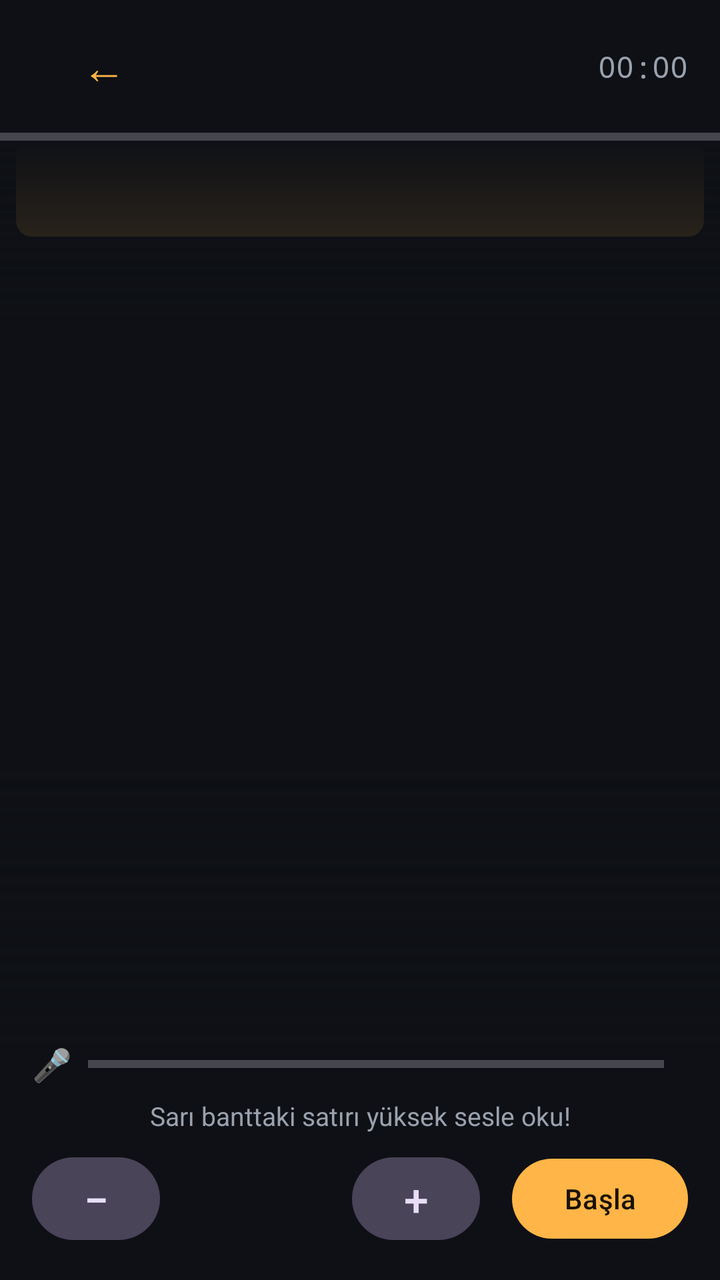
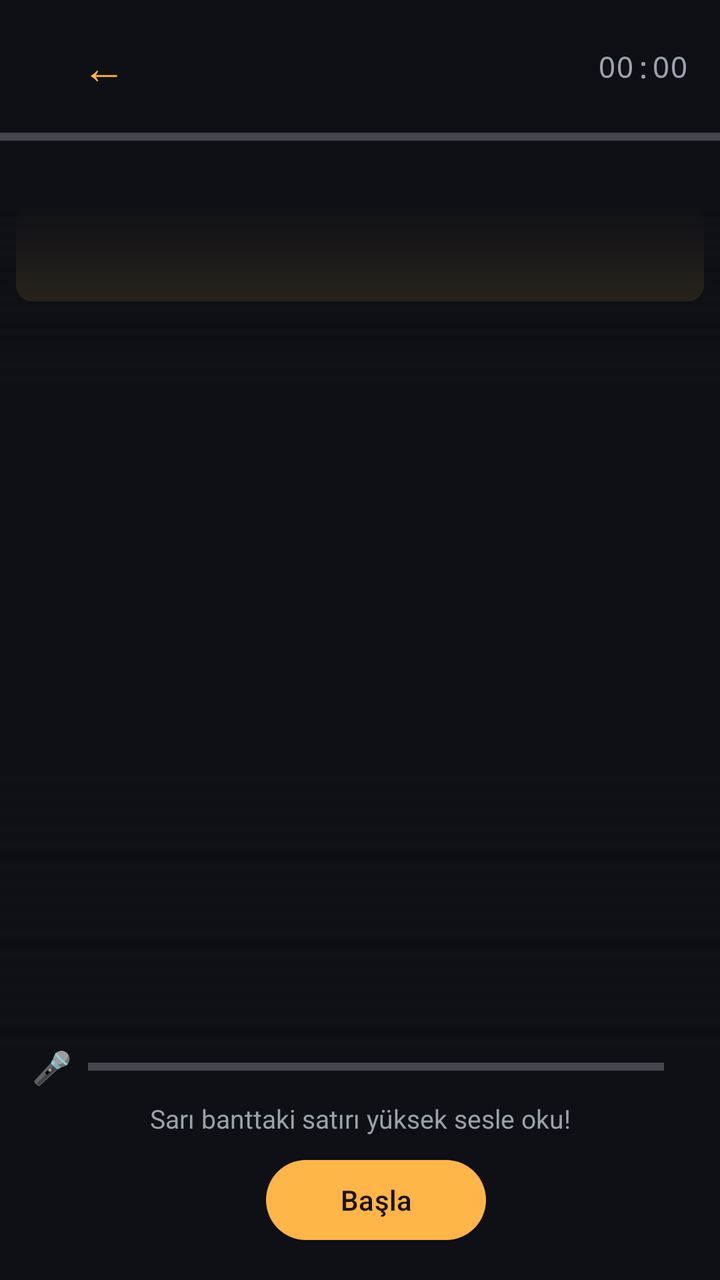

The first picture is an Android layout as it rendered before a commit; the second is the same layout after the commit. The layout source and the unified diff follow.
<!-- AndroidManifest.xml: application theme Theme.EngReader -->
<!-- res/layout/activity_reader.xml -->
<?xml version="1.0" encoding="utf-8"?>
<FrameLayout xmlns:android="http://schemas.android.com/apk/res/android"
    android:layout_width="match_parent"
    android:layout_height="match_parent"
    android:background="@color/bg">

    <LinearLayout
        android:layout_width="match_parent"
        android:layout_height="match_parent"
        android:orientation="vertical">

        
        <LinearLayout
            android:layout_width="match_parent"
            android:layout_height="wrap_content"
            android:gravity="center_vertical"
            android:orientation="horizontal"
            android:paddingStart="8dp"
            android:paddingTop="8dp"
            android:paddingEnd="16dp"
            android:paddingBottom="8dp">

            <com.google.android.material.button.MaterialButton
                android:id="@+id/backButton"
                style="@style/Widget.Material3.Button.TextButton"
                android:layout_width="wrap_content"
                android:layout_height="wrap_content"
                android:text="←"
                android:textSize="22sp" />

            <TextView
                android:id="@+id/titleText"
                android:layout_width="0dp"
                android:layout_height="wrap_content"
                android:layout_weight="1"
                android:ellipsize="end"
                android:maxLines="1"
                android:textColor="@color/text_primary"
                android:textSize="16sp"
                android:textStyle="bold" />

            <TextView
                android:id="@+id/timerText"
                android:layout_width="wrap_content"
                android:layout_height="wrap_content"
                android:fontFamily="monospace"
                android:text="00:00"
                android:textColor="@color/text_secondary"
                android:textSize="15sp" />
        </LinearLayout>

        <ProgressBar
            android:id="@+id/readProgress"
            style="?android:attr/progressBarStyleHorizontal"
            android:layout_width="match_parent"
            android:layout_height="4dp"
            android:max="1000"
            android:progressTint="@color/accent" />

        
        <FrameLayout
            android:id="@+id/prompterArea"
            android:layout_width="match_parent"
            android:layout_height="0dp"
            android:layout_weight="1">

            <View
                android:id="@+id/guideBand"
                android:layout_width="match_parent"
                android:layout_height="48dp"
                android:layout_marginStart="8dp"
                android:layout_marginEnd="8dp"
                android:background="@drawable/guide_band" />

            <ScrollView
                android:id="@+id/scrollView"
                android:layout_width="match_parent"
                android:layout_height="match_parent"
                android:overScrollMode="never"
                android:scrollbars="none">

                <TextView
                    android:id="@+id/prompterText"
                    android:layout_width="match_parent"
                    android:layout_height="wrap_content"
                    android:lineSpacingMultiplier="1.35"
                    android:paddingStart="24dp"
                    android:paddingEnd="24dp"
                    android:textColor="@color/text_primary"
                    android:textSize="30sp" />
            </ScrollView>

            <View
                android:layout_width="match_parent"
                android:layout_height="90dp"
                android:layout_gravity="top"
                android:background="@drawable/fade_top" />

            <View
                android:layout_width="match_parent"
                android:layout_height="140dp"
                android:layout_gravity="bottom"
                android:background="@drawable/fade_bottom" />

            <TextView
                android:id="@+id/countdownText"
                android:layout_width="wrap_content"
                android:layout_height="wrap_content"
                android:layout_gravity="center"
                android:shadowColor="#000000"
                android:shadowRadius="12"
                android:textColor="@color/accent"
                android:textSize="96sp"
                android:textStyle="bold"
                android:visibility="gone" />
        </FrameLayout>

        
        <LinearLayout
            android:layout_width="match_parent"
            android:layout_height="wrap_content"
            android:orientation="vertical"
            android:paddingStart="16dp"
            android:paddingEnd="16dp"
            android:paddingBottom="16dp">

            <LinearLayout
                android:layout_width="match_parent"
                android:layout_height="wrap_content"
                android:gravity="center_vertical"
                android:orientation="horizontal">

                <TextView
                    android:id="@+id/micLabel"
                    android:layout_width="wrap_content"
                    android:layout_height="wrap_content"
                    android:text="🎤"
                    android:textSize="16sp" />

                <ProgressBar
                    android:id="@+id/micLevel"
                    style="?android:attr/progressBarStyleHorizontal"
                    android:layout_width="0dp"
                    android:layout_height="8dp"
                    android:layout_marginStart="8dp"
                    android:layout_marginEnd="12dp"
                    android:layout_weight="1"
                    android:max="100"
                    android:progressTint="@color/good" />

                <TextView
                    android:id="@+id/heardText"
                    android:layout_width="wrap_content"
                    android:layout_height="wrap_content"
                    android:textColor="@color/text_secondary"
                    android:textSize="13sp" />
            </LinearLayout>

            <TextView
                android:id="@+id/hintText"
                android:layout_width="match_parent"
                android:layout_height="wrap_content"
                android:layout_marginTop="6dp"
                android:gravity="center"
                android:text="Sarı banttaki satırı yüksek sesle oku!"
                android:textColor="@color/text_secondary"
                android:textSize="13sp" />

            <LinearLayout
                android:layout_width="match_parent"
                android:layout_height="wrap_content"
                android:layout_marginTop="8dp"
                android:gravity="center"
                android:orientation="horizontal">

                <com.google.android.material.button.MaterialButton
                    android:id="@+id/slowerButton"
                    style="@style/Widget.Material3.Button.TonalButton"
                    android:layout_width="64dp"
                    android:layout_height="wrap_content"
                    android:text="−"
                    android:textSize="22sp" />

                <TextView
                    android:id="@+id/wpmText"
                    android:layout_width="96dp"
                    android:layout_height="wrap_content"
                    android:gravity="center"
                    android:textColor="@color/text_primary"
                    android:textSize="15sp"
                    android:textStyle="bold" />

                <com.google.android.material.button.MaterialButton
                    android:id="@+id/fasterButton"
                    style="@style/Widget.Material3.Button.TonalButton"
                    android:layout_width="64dp"
                    android:layout_height="wrap_content"
                    android:text="+"
                    android:textSize="22sp" />

                <com.google.android.material.button.MaterialButton
                    android:id="@+id/playPauseButton"
                    android:layout_width="wrap_content"
                    android:layout_height="wrap_content"
                    android:layout_marginStart="16dp"
                    android:minWidth="110dp"
                    android:text="Başla" />
            </LinearLayout>
        </LinearLayout>
    </LinearLayout>
</FrameLayout>
<!-- resources referenced by this layout -->
<resources>
  <color name="accent">#FFB547</color>
  <color name="bg">#0E1015</color>
  <color name="good">#4ADE80</color>
  <color name="text_primary">#F4F5F7</color>
  <color name="text_secondary">#9AA1AE</color>
  <!-- drawable fade_bottom (drawable) -->
  <?xml version="1.0" encoding="utf-8"?>
  <shape xmlns:android="http://schemas.android.com/apk/res/android">
      <gradient android:angle="90" android:startColor="#FF0E1015" android:endColor="#000E1015" />
  </shape>
  <!-- drawable fade_top (drawable) -->
  <?xml version="1.0" encoding="utf-8"?>
  <shape xmlns:android="http://schemas.android.com/apk/res/android">
      <gradient android:angle="270" android:startColor="#FF0E1015" android:endColor="#000E1015" />
  </shape>
  <!-- drawable guide_band (drawable) -->
  <?xml version="1.0" encoding="utf-8"?>
  <shape xmlns:android="http://schemas.android.com/apk/res/android">
      <solid android:color="@color/accent_dim" />
      <corners android:radius="8dp" />
  </shape>
  <style name="Theme.EngReader" parent="Theme.Material3.Dark.NoActionBar">
          <item name="colorPrimary">@color/accent</item>
          <item name="colorOnPrimary">#1A1200</item>
          <item name="colorSecondary">@color/accent</item>
          <item name="android:colorBackground">@color/bg</item>
          <item name="android:windowBackground">@color/bg</item>
          <item name="android:statusBarColor">@color/bg</item>
          <item name="android:navigationBarColor">@color/bg</item>
      </style>
  <color name="accent_dim">#33FFB547</color>
</resources>

<!-- the commit's change to res/layout/activity_reader.xml (unified diff, before → after) -->
@@ -56,6 +56,41 @@
             android:layout_height="4dp"
             android:max="1000"
             android:progressTint="@color/accent" />
+
+        <LinearLayout
+            android:layout_width="match_parent"
+            android:layout_height="wrap_content"
+            android:gravity="center_vertical"
+            android:orientation="horizontal"
+            android:paddingStart="16dp"
+            android:paddingTop="8dp"
+            android:paddingEnd="16dp">
+
+            <TextView
+                android:id="@+id/heartsText"
+                android:layout_width="wrap_content"
+                android:layout_height="wrap_content"
+                android:textSize="18sp" />
+
+            <TextView
+                android:id="@+id/comboText"
+                android:layout_width="0dp"
+                android:layout_height="wrap_content"
+                android:layout_weight="1"
+                android:gravity="center"
+                android:textColor="@color/accent"
+                android:textSize="16sp"
+                android:textStyle="bold" />
+
+            <TextView
+                android:id="@+id/scoreText"
+                android:layout_width="wrap_content"
+                android:layout_height="wrap_content"
+                android:fontFamily="monospace"
+                android:textColor="@color/good"
+                android:textSize="16sp"
+                android:textStyle="bold" />
+        </LinearLayout>
 
         
         <FrameLayout
@@ -173,30 +208,14 @@
                 android:gravity="center"
                 android:orientation="horizontal">
 
-                <com.google.android.material.button.MaterialButton
-                    android:id="@+id/slowerButton"
-                    style="@style/Widget.Material3.Button.TonalButton"
-                    android:layout_width="64dp"
-                    android:layout_height="wrap_content"
-                    android:text="−"
-                    android:textSize="22sp" />
-
                 <TextView
                     android:id="@+id/wpmText"
-                    android:layout_width="96dp"
+                    android:layout_width="wrap_content"
                     android:layout_height="wrap_content"
                     android:gravity="center"
                     android:textColor="@color/text_primary"
                     android:textSize="15sp"
                     android:textStyle="bold" />
-
-                <com.google.android.material.button.MaterialButton
-                    android:id="@+id/fasterButton"
-                    style="@style/Widget.Material3.Button.TonalButton"
-                    android:layout_width="64dp"
-                    android:layout_height="wrap_content"
-                    android:text="+"
-                    android:textSize="22sp" />
 
                 <com.google.android.material.button.MaterialButton
                     android:id="@+id/playPauseButton"
